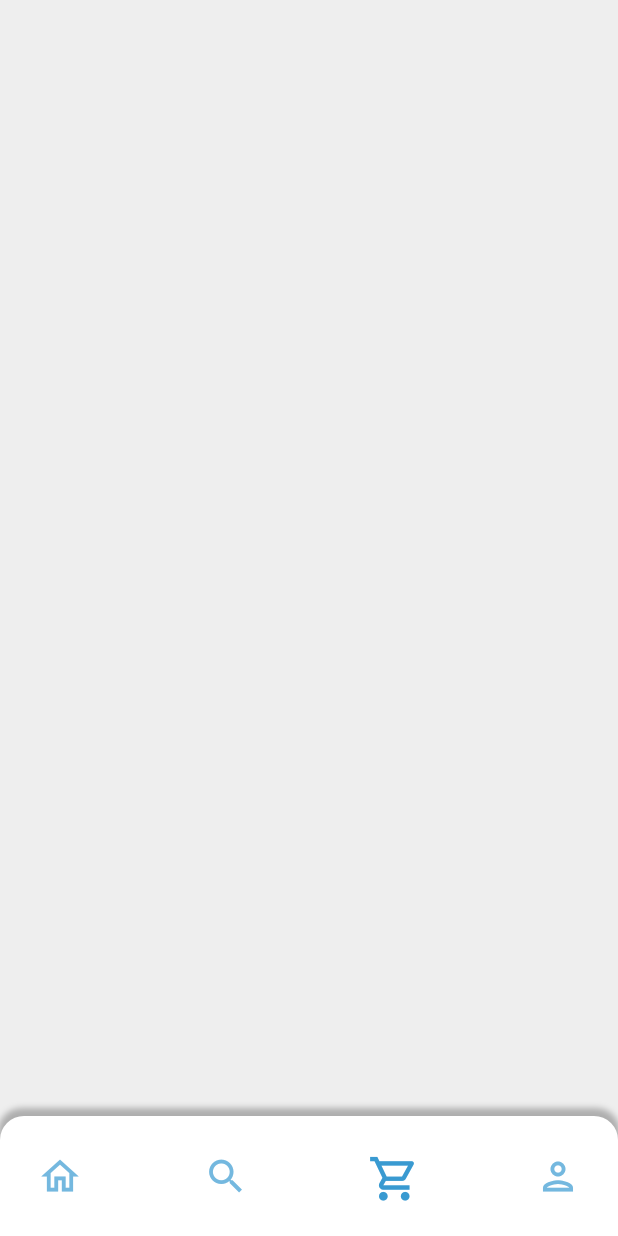
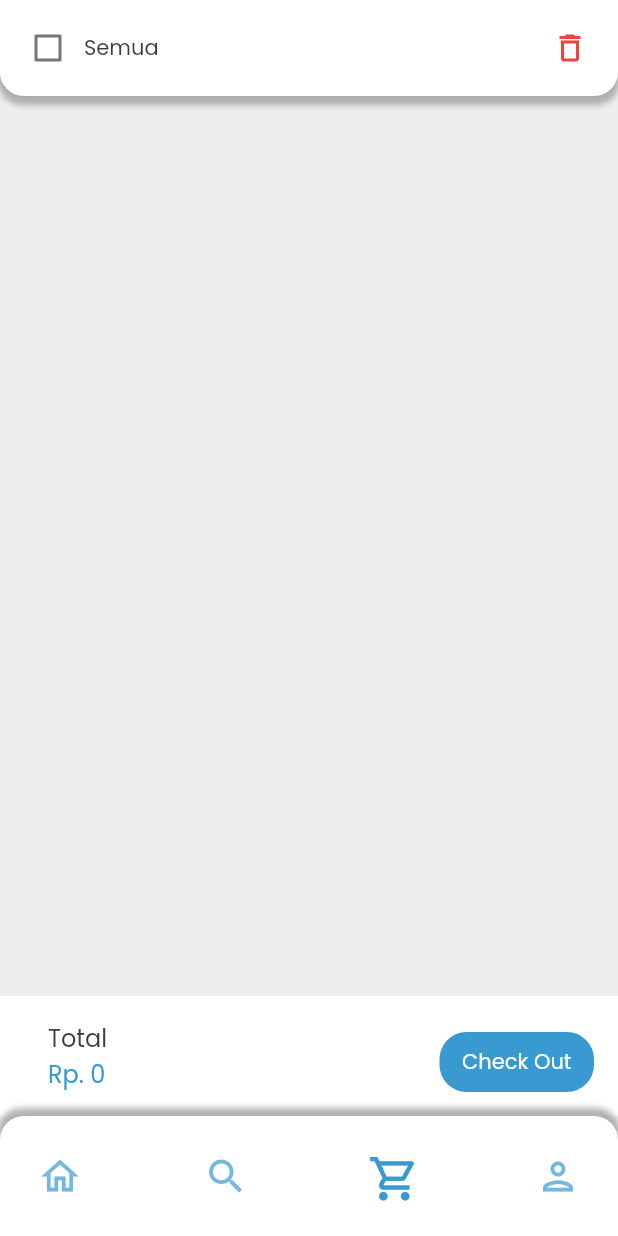
Before and after one commit to phantomtroupe/garasound_customer_apps, a Flutter app: the screen it shows after launch, item 3 of the bottom bar chosen, on a phone screen of 412 x 824 dp. Run offline on Flutter 3.47's test engine with Material 2 defaults, Android fonts, the phone set to English and light mode, and no system bars; our stand-ins replace dio, either_dart, flutter_secure_storage, fluttertoast, get, get_it and 2 more; missing offline and left inert: flutter_image; generated files the repository leaves out were written again; network calls fail.

Commit message:
make cart screen and profile screen UI

```diff
--- /dev/null
+++ b/lib/features/cart_screen/presentation/controller/cart_screen_controller.dart
@@ -0,0 +1,5 @@
+import 'package:get/get.dart';
+
+class CartScreenController extends GetxController{
+
+}
--- /dev/null
+++ b/lib/features/cart_screen/presentation/ui/cart_item_list.dart
@@ -0,0 +1,41 @@
+import 'package:flutter/material.dart';
+import 'package:garasound_customer_apps/features/cart_screen/presentation/controller/cart_screen_controller.dart';
+import 'package:get/get.dart';
+
+class CartItemList extends StatelessWidget {
+  const CartItemList({Key? key}) : super(key: key);
+
+  @override
+  Widget build(BuildContext context) {
+    return Expanded(
+      child: GetBuilder<CartScreenController>(
+        builder: (controller) {
+          // if (controller.carts.status == Status.LOADING) {
+          //   return const Center(
+          //     child: CircularProgressIndicator(),
+          //   );
+          // } else if (controller.carts.status == Status.COMPLETED) {
+          //   if(controller.carts.data!.isNotEmpty){
+          //     return ListView.builder(
+          //       itemCount: controller.carts.data!.length,
+          //       itemBuilder: (context, index) {
+          //         return CartItem(cartModel: controller.carts.data![index]);
+          //       },
+          //     );
+          //   }else{
+          //     return const Center(
+          //       child: Text("Belum Ada Item di Cart"),
+          //     );
+          //   }
+          // }else if(controller.carts.status == Status.ERROR){
+          //   return Center(
+          //     child: Text(controller.carts.error.toString()),
+          //   );
+          // } else{
+            return Container();
+          // }
+        },
+      ),
+    );
+  }
+}
--- a/lib/features/cart_screen/presentation/ui/cart_screen.dart
+++ b/lib/features/cart_screen/presentation/ui/cart_screen.dart
@@ -1,10 +1,26 @@
 import 'package:flutter/material.dart';
+import 'package:garasound_customer_apps/features/cart_screen/presentation/controller/cart_screen_controller.dart';
+import 'package:garasound_customer_apps/features/cart_screen/presentation/ui/cart_item_list.dart';
+import 'package:garasound_customer_apps/features/cart_screen/presentation/ui/cart_screen_app_bar.dart';
+import 'package:garasound_customer_apps/features/cart_screen/presentation/ui/cart_summary.dart';
+import 'package:get/get.dart';
 
 class CartScreen extends StatelessWidget {
-  const CartScreen({Key? key}) : super(key: key);
+  CartScreen({Key? key}) : super(key: key);
+
+  final controller = Get.put(
+    CartScreenController(
+    ),
+  );
 
   @override
   Widget build(BuildContext context) {
-    return Container();
+    return Column(
+      children: const [
+        CartAppBar(),
+        CartItemList(),
+        CartSummary(),
+      ],
+    );
   }
 }
--- /dev/null
+++ b/lib/features/cart_screen/presentation/ui/cart_screen_app_bar.dart
@@ -0,0 +1,51 @@
+import 'package:flutter/material.dart';
+import 'package:garasound_customer_apps/core/cosmetics/app_text_style.dart';
+import 'package:garasound_customer_apps/features/cart_screen/presentation/controller/cart_screen_controller.dart';
+import 'package:garasound_customer_apps/features/cart_screen/presentation/ui/decoration.dart';
+import 'package:get/get.dart';
+
+class CartAppBar extends StatelessWidget {
+  const CartAppBar({Key? key}) : super(key: key);
+
+  @override
+  Widget build(BuildContext context) {
+    return Container(
+      decoration: appBarDecoration,
+      child: Padding(
+        padding: const EdgeInsets.all(8.0),
+        child: Row(
+          children: [
+            GetBuilder<CartScreenController>(
+              builder: (controller) {
+                return Checkbox(
+                  // value: controller.allItemSelected,
+                  value: false,
+                  onChanged: (value) {
+                    // controller.selectAllItem(value!);
+                  },
+                );
+              },
+            ),
+            Expanded(
+              child: Text(
+                "Semua",
+                style: AppTextStyles.poppinsRegular(
+                  fontSize: 14,
+                ),
+              ),
+            ),
+            IconButton(
+              onPressed: () {
+                // controller.attemptDeleteItemFromCart();
+              },
+              icon: const Icon(
+                Icons.delete_outline,
+                color: Colors.red,
+              ),
+            )
+          ],
+        ),
+      ),
+    );
+  }
+}
--- /dev/null
+++ b/lib/features/cart_screen/presentation/ui/cart_summary.dart
@@ -0,0 +1,64 @@
+import 'package:flutter/material.dart';
+import 'package:garasound_customer_apps/core/cosmetics/app_colors.dart';
+import 'package:garasound_customer_apps/core/cosmetics/app_text_style.dart';
+import 'package:garasound_customer_apps/core/cosmetics/buttons.dart';
+import 'package:garasound_customer_apps/features/cart_screen/presentation/controller/cart_screen_controller.dart';
+import 'package:get/get.dart';
+import 'package:intl/intl.dart';
+
+class CartSummary extends StatelessWidget {
+  const CartSummary({Key? key}) : super(key: key);
+
+  @override
+  Widget build(BuildContext context) {
+    return Container(
+      padding: const EdgeInsets.all(16),
+      decoration: const BoxDecoration(
+        color: Colors.white,
+      ),
+      child: Padding(
+        padding: const EdgeInsets.only(left: 16.0),
+        child: Row(
+          mainAxisAlignment: MainAxisAlignment.spaceBetween,
+          children: [
+            Column(
+              crossAxisAlignment: CrossAxisAlignment.start,
+              children: [
+                Text(
+                  "Total",
+                  style: AppTextStyles.poppinsRegular(
+                    fontSize: 16,
+                  ),
+                ),
+                GetBuilder<CartScreenController>(
+                  builder: (controller) {
+                    return Text(
+                      NumberFormat.currency(locale: "id", symbol: "Rp. ")
+                          .format(
+                        // controller.totalPrice,
+                        0,
+                      ),
+                      style: AppTextStyles.poppinsRegular(
+                        fontSize: 16,
+                        color: AppColors.primary,
+                      ),
+                    );
+                  },
+                ),
+              ],
+            ),
+            Padding(
+              padding: const EdgeInsets.only(left: 0, right: 0, top: 8),
+              child: ButtonPrimary(
+                text: "Check Out",
+                height: 40,
+                onpressed: (){},
+                width: (MediaQuery.of(context).size.width * 25 / 100),
+              ),
+            ),
+          ],
+        ),
+      ),
+    );
+  }
+}
--- /dev/null
+++ b/lib/features/cart_screen/presentation/ui/decoration.dart
@@ -0,0 +1,24 @@
+import 'package:flutter/material.dart';
+
+final BoxDecoration appBarDecoration = BoxDecoration(
+  color: Colors.white,
+  borderRadius: const BorderRadius.only(
+    bottomLeft: Radius.circular(16),
+    bottomRight: Radius.circular(16),
+  ),
+  boxShadow: [
+    BoxShadow(
+      color: Colors.grey.withOpacity(0.8),
+      spreadRadius: 1,
+      blurRadius: 3,
+      offset: const Offset(0, 5), // changes position of shadow
+    ),
+  ],
+);
+
+final BoxDecoration cartItemDecoration = const BoxDecoration(
+  color: Colors.white,
+  borderRadius: BorderRadius.all(
+    Radius.circular(16),
+  ),
+);
--- a/lib/features/main_screen/presentation/ui/main_screen.dart
+++ b/lib/features/main_screen/presentation/ui/main_screen.dart
@@ -34,11 +34,11 @@ class MainScreen extends StatelessWidget {
                       child: SearchScreen(),
                     );
                   } else if (controller.activeTabIndex == 2) {
-                    return const Center(
+                    return Center(
                       child: CartScreen(),
                     );
                   }else if (controller.activeTabIndex == 3) {
-                    return const ProfileScreen();
+                    return ProfileScreen();
                   }else{
                     return Container();
                   }
--- /dev/null
+++ b/lib/features/profile_screen/presentation/controller/profile_screen_controller.dart
@@ -0,0 +1,5 @@
+import 'package:get/get.dart';
+
+class ProfileScreenController extends GetxController{
+
+}
```
Also changed, not shown: lib/features/cart_screen/presentation/ui/cart_item.dart (added, +82 -0 lines), lib/features/profile_screen/presentation/ui/contact_person.dart (added, +55 -0 lines), lib/features/profile_screen/presentation/ui/decoration.dart (added, +8 -0 lines), lib/features/profile_screen/presentation/ui/profile.dart (added, +86 -0 lines), lib/features/profile_screen/presentation/ui/profile_menu.dart (added, +247 -0 lines), lib/features/profile_screen/presentation/ui/profile_screen.dart (+30 -2 lines).
